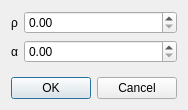
cppd/math, file src/gui/dialogs/bound_cocone.ui: the form before one commit.
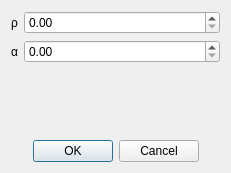
The form after the commit.

Patch:
```diff
--- a/src/gui/dialogs/bound_cocone.ui
+++ b/src/gui/dialogs/bound_cocone.ui
@@ -6,8 +6,8 @@
    <rect>
     <x>0</x>
     <y>0</y>
-    <width>184</width>
-    <height>110</height>
+    <width>231</width>
+    <height>173</height>
    </rect>
   </property>
   <property name="windowTitle">
```
Left out of the diff: 8 changed lines with no effect on the pictures.
